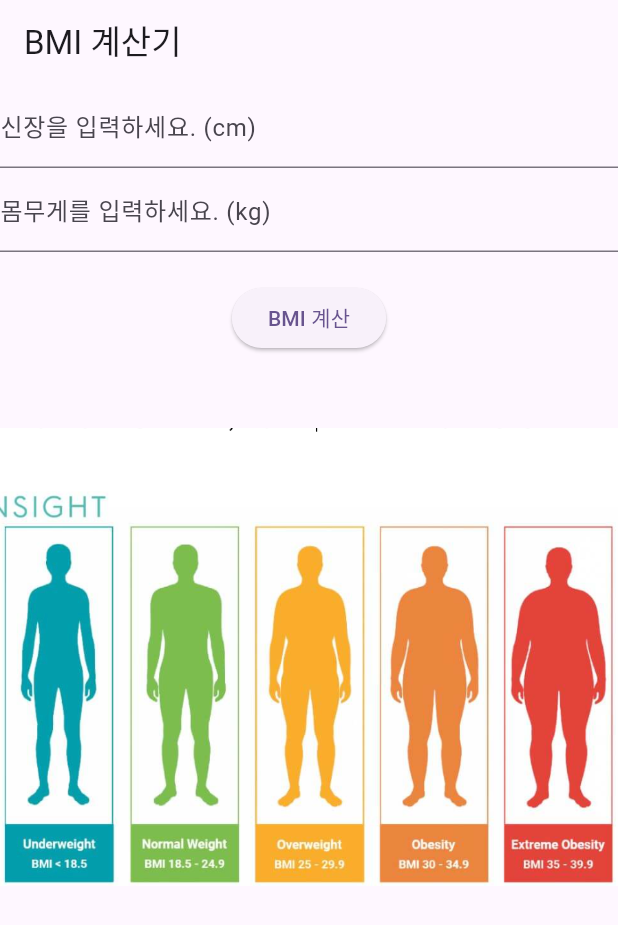
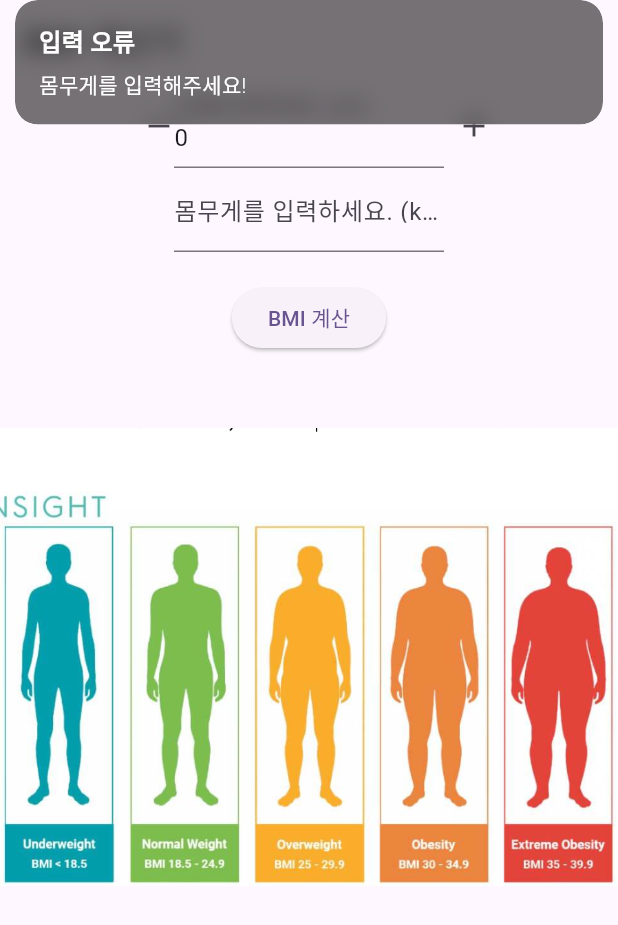
Before and after one commit to nnmmnn15/flutter_practice, a Flutter app: the screen it shows after launch, after a tap on "BMI 계산", on a phone screen of 412 x 824 dp. Shown: the top 925 px of the screen. Run offline on Flutter 3.47's test engine with Material 3 defaults, Android fonts, the light colour scheme and no system bars; our stand-ins replace get; missing offline and left inert: simple_gesture_detector.

Commit message:
bmi => get_snackbar

```diff
--- a/bmi_class_tuple_image/lib/main.dart
+++ b/bmi_class_tuple_image/lib/main.dart
@@ -1,5 +1,6 @@
 import 'package:bmi_class_tuple_image/view/home.dart';
 import 'package:flutter/material.dart';
+import 'package:get/get.dart';
 
 void main() {
   runApp(const MyApp());
@@ -10,7 +11,7 @@ class MyApp extends StatelessWidget {
 
   @override
   Widget build(BuildContext context) {
-    return MaterialApp(
+    return GetMaterialApp(
       title: 'Flutter Demo',
       theme: ThemeData(
         colorScheme: ColorScheme.fromSeed(seedColor: Colors.deepPurple),
--- a/bmi_class_tuple_image/lib/view/home.dart
+++ b/bmi_class_tuple_image/lib/view/home.dart
@@ -1,5 +1,6 @@
 import 'package:bmi_class_tuple_image/vm/calc_bmi.dart';
 import 'package:flutter/material.dart';
+import 'package:get/get.dart';
 
 class Home extends StatefulWidget {
   const Home({super.key});
@@ -9,7 +10,6 @@ class Home extends StatefulWidget {
 }
 
 class _HomeState extends State<Home> {
-
   // Property
   late TextEditingController heightController;
   late TextEditingController weightController;
@@ -20,7 +20,7 @@ class _HomeState extends State<Home> {
   @override
   void initState() {
     super.initState();
-    heightController = TextEditingController();
+    heightController = TextEditingController(text: '0');
     weightController = TextEditingController();
     calcResult = '';
     bmiImage = 'set.png';
@@ -35,17 +35,54 @@ class _HomeState extends State<Home> {
       ),
       body: Column(
         children: [
-          TextField(
-            controller: heightController,
-            decoration: const InputDecoration(
-              labelText: '신장을 입력하세요. (cm)'
+          Column(
+            children: [
+              Row(
+                mainAxisAlignment: MainAxisAlignment.center,
+                children: [
+                  SizedBox(
+                    width: 30,
+                    child: IconButton(
+                      onPressed: () {
+                        heightController.text =
+                            (int.parse(heightController.text.trim()) - 1)
+                                .toString();
+                        setState(() {});
+                      },
+                      icon: const Icon(Icons.remove),
                     ),
                   ),
-          TextField(
+                  SizedBox(
+                    width: 180,
+                    child: TextField(
+                      controller: heightController,
+                      decoration:
+                          const InputDecoration(labelText: '신장을 입력하세요. (cm)'),
+                    ),
+                  ),
+                  SizedBox(
+                    width: 30,
+                    child: IconButton(
+                      onPressed: () {
+                        heightController.text =
+                            (int.parse(heightController.text.trim()) + 1)
+                                .toString();
+                        setState(() {});
+                      },
+                      icon: const Icon(Icons.add),
+                    ),
+                  ),
+                ],
+              ),
+              SizedBox(
+                width: 180,
+                child: TextField(
                   controller: weightController,
-            decoration: const InputDecoration(
-              labelText: '몸무게를 입력하세요. (kg)'
+                  decoration:
+                      const InputDecoration(labelText: '몸무게를 입력하세요. (kg)'),
                 ),
+              ),
+            ],
           ),
           Padding(
             padding: const EdgeInsets.all(20.0),
@@ -62,8 +99,7 @@ class _HomeState extends State<Home> {
               fontWeight: FontWeight.bold,
             ),
           ),
-          Stack(
-            children:[
+          Stack(children: [
             Image.asset(
               'images/$bmiImage',
             ),
@@ -74,27 +110,43 @@ class _HomeState extends State<Home> {
                 size: 50,
               ),
             ),
-            ]
-          ),
+          ]),
         ],
       ),
     );
   }
 
-
-  calcFunction(){
-    if(heightController.text.trim().isEmpty || weightController.text.trim().isEmpty){
-      // errorSnackBar();
+  calcFunction() {
+    if (heightController.text.trim().isEmpty ||
+        weightController.text.trim().isEmpty) {
+      if (heightController.text.trim().isEmpty &&
+          weightController.text.trim().isNotEmpty) {
+        errorTopSnackBar("신장을 입력해주세요!");
+      } else if (heightController.text.trim().isNotEmpty &&
+          weightController.text.trim().isEmpty) {
+        errorTopSnackBar("몸무게를 입력해주세요!");
+      } else {
+        errorTopSnackBar("신장과 몸무게를 입력해주세요!");
+      }
+      // top snackbar
       arrowPos = -100;
       setState(() {});
-    }else{
-      CalcBMI calcBMI = CalcBMI(weightController.text.trim(), heightController.text.trim());
+    } else {
+      CalcBMI calcBMI =
+          CalcBMI(weightController.text.trim(), heightController.text.trim());
       (String, String, String, double) resultCalc = calcBMI.calcAction();
       calcResult = '귀하의 bmi지수는 ${resultCalc.$1}이고\n ${resultCalc.$2} 입니다.';
-      // bmiImage = resultCalc.$3;
       arrowPos = resultCalc.$4;
       setState(() {});
     }
+  }
 
+  errorTopSnackBar(String errorMassage) {
+    Get.snackbar(
+      '입력 오류',
+      errorMassage,
+      backgroundColor: Colors.black54,
+      colorText: Colors.white,
+    );
   }
 }
--- a/bmi_class_tuple_image/pubspec.yaml
+++ b/bmi_class_tuple_image/pubspec.yaml
@@ -35,6 +35,7 @@ dependencies:
   # The following adds the Cupertino Icons font to your application.
   # Use with the CupertinoIcons class for iOS style icons.
   cupertino_icons: ^1.0.6
+  get: ^4.6.6
 
 dev_dependencies:
   flutter_test:
```
Lines whose indentation alone changed are shown as unchanged.
